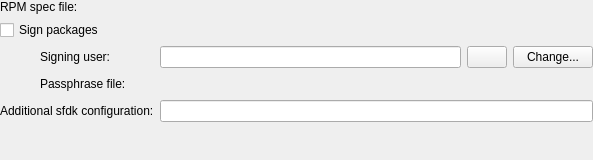
First picture: the form in src/plugins/mer/merbuildconfigurationwidget.ui, repository sailfishos/sailfish-qtcreator, before the edit.
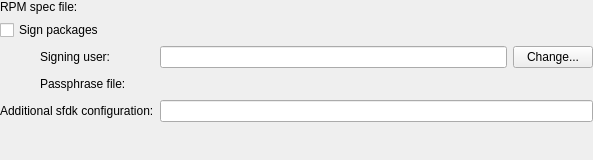
Second picture: the form after the edit. Custom widgets are drawn as their Qt base class.

Commit message:
Mer: Drop the button to clear signing user selection
The button does not align well with the surrounding UI. At the same time
1) it cannot operate without user selected and 2) the corresponding UI
in general settings does not allow clearing the selection either, so
let's omit it here too.

What changed in the file:
```diff
--- a/src/plugins/mer/merbuildconfigurationwidget.ui
+++ b/src/plugins/mer/merbuildconfigurationwidget.ui
@@ -86,13 +86,6 @@
        </property>
       </widget>
      </item>
-     <item>
-      <widget class="QPushButton" name="signingUserClearButton">
-       <property name="text">
-        <string/>
-       </property>
-      </widget>
-     </item>
      <item>
       <widget class="QPushButton" name="signingUserChangeButton">
        <property name="text">
```
The commit also changes 1 other file.
